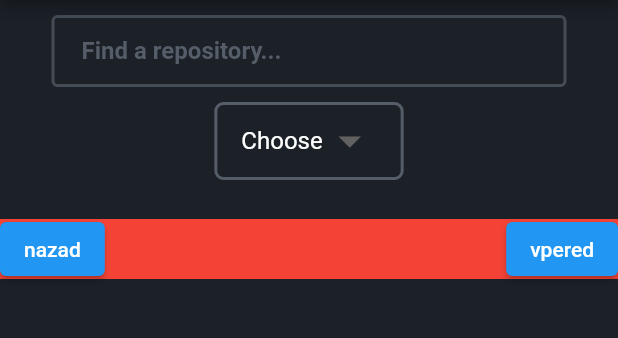
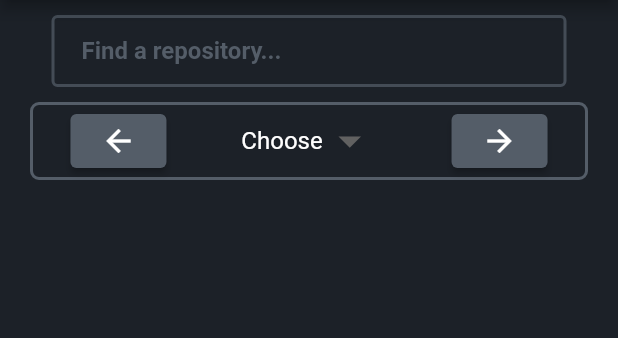
Before and after one commit to l1katgamedev/routeam_test, a Flutter app: the screen it shows after launch, on a phone screen of 412 x 824 dp, the part 84-422 px from its top. Run offline on Flutter 3.47's test engine with Material 2 defaults, Android fonts, the phone set to English and light mode, and no system bars; our stand-ins replace flutter_bloc, webview_flutter.

Commit message:
updates 3

```diff
--- a/lib/ui/screens/main.dart
+++ b/lib/ui/screens/main.dart
@@ -64,7 +64,7 @@ class _MainPageState extends State<MainPage> {
                           if (_filter.text.length >= 3) {
                             RepoBloc bloc = BlocProvider.of<RepoBloc>(context);
                             bloc.add(RepoLoadEvent(
-                                _filter.text, pageNum, dropdownValue));
+                                _filter.text, dropdownValue, pageNum));
                           }
                         });
                         setState(() {
@@ -104,13 +104,34 @@ class _MainPageState extends State<MainPage> {
                   height: 10,
                 ),
                 Center(
+                  child: Padding(
+                    padding: EdgeInsets.only(left: 20, right: 20),
                     child: Container(
-                    padding: EdgeInsets.only(left: 16, right: 16),
                       decoration: BoxDecoration(
                         border: Border.all(color: Color(0xFF545D68), width: 2),
                         borderRadius: BorderRadius.circular(6),
                       ),
-                    child: DropdownButton<dynamic>(
+                      child: Row(
+                        mainAxisAlignment: MainAxisAlignment.spaceAround,
+                        crossAxisAlignment: CrossAxisAlignment.start,
+                        children: [
+                          ElevatedButton(
+                            style: ElevatedButton.styleFrom(
+                                primary: Color(0xFF545D68)
+                            ),
+                            onPressed: () {
+                              setState(() {
+                                pageNum = pageNum! - 1;
+
+                                RepoBloc bloc =
+                                BlocProvider.of<RepoBloc>(context);
+                                bloc.add(RepoLoadEvent(
+                                    _filter.text, dropdownValue, pageNum));
+                              });
+                            },
+                            child: Icon(Icons.arrow_back),
+                          ),
+                          DropdownButton<dynamic>(
                             dropdownColor: const Color(0xFF545D68),
                             underline: Container(),
                             elevation: 20,
@@ -138,10 +159,28 @@ class _MainPageState extends State<MainPage> {
                                   RepoBloc bloc =
                                       BlocProvider.of<RepoBloc>(context);
                                   bloc.add(RepoLoadEvent(
-                                  _filter.text, pageNum, newValue));
+                                      _filter.text, newValue, pageNum));
                                 }
                               });
                             }),
+                          ElevatedButton(
+                            style: ElevatedButton.styleFrom(
+                                primary: Color(0xFF545D68)
+                            ),
+                            onPressed: () {
+                              setState(() {
+                                pageNum = pageNum! + 1;
+
+                                RepoBloc bloc =
+                                BlocProvider.of<RepoBloc>(context);
+                                bloc.add(RepoLoadEvent(
+                                    _filter.text, dropdownValue, pageNum));
+                              });
+                            },
+                            child: Icon(Icons.arrow_forward),
+                          ),
+                      ]),
+                    ),
                   ),
                 ),
                 const SizedBox(
@@ -203,43 +242,6 @@ class _MainPageState extends State<MainPage> {
                     return const Text('');
                   },
                 ),
-                Container(
-                  width: MediaQuery.of(context).size.width,
-                  height: 40,
-                  decoration: BoxDecoration(
-                    color: Colors.red,
-                  ),
-                  child: Row(
-                    mainAxisAlignment: MainAxisAlignment.spaceBetween,
-                    crossAxisAlignment: CrossAxisAlignment.center,
-                    children: [
-                      ElevatedButton(
-                        onPressed: () {
-                          setState(() {
-                            pageNum = pageNum! - 1;
-
-                            RepoBloc bloc = BlocProvider.of<RepoBloc>(context);
-                            bloc.add(RepoLoadEvent(
-                                _filter.text, pageNum, dropdownValue));
-                          });
-                        },
-                        child: Text('nazad'),
-                      ),
-                      ElevatedButton(
-                        onPressed: () {
-                          setState(() {
-                            pageNum = pageNum! + 1;
-
-                            RepoBloc bloc = BlocProvider.of<RepoBloc>(context);
-                            bloc.add(RepoLoadEvent(
-                                _filter.text, pageNum, dropdownValue));
-                          });
-                        },
-                        child: Text('vpered'),
-                      ),
-                    ],
-                  ),
-                ),
               ],
             ),
           )),
```
Lines whose indentation alone changed are shown as unchanged.
